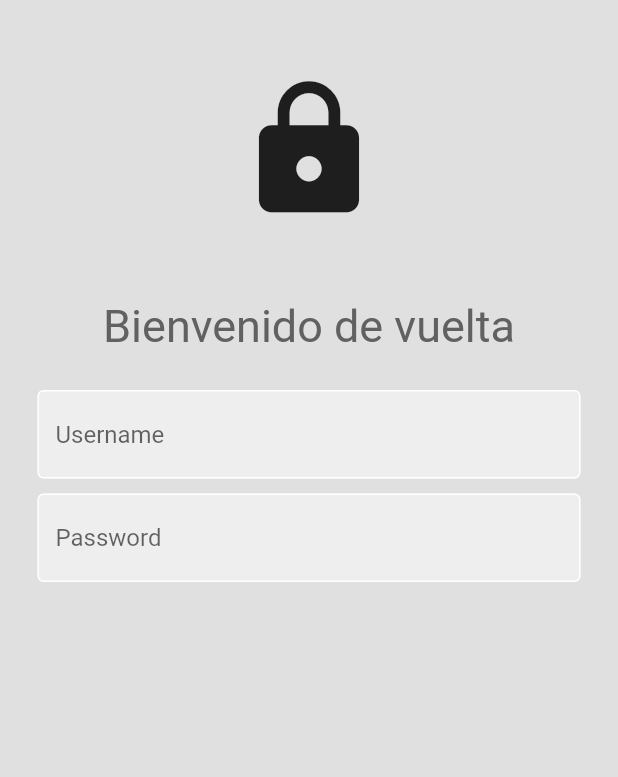
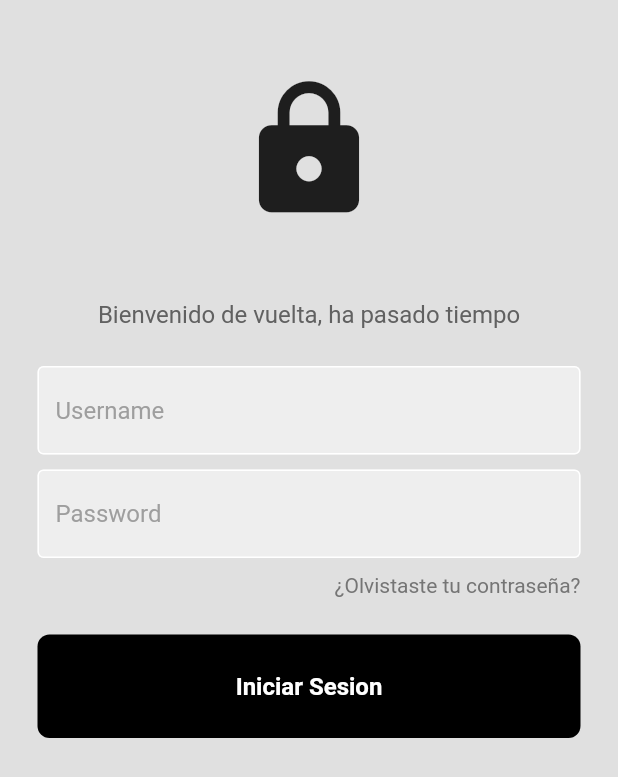
Before and after one commit to emmaprofemx/LoginUI-Flutter, a Flutter app: the screen it shows after launch, on a phone screen of 412 x 824 dp. Shown: the top 777 px of the screen. Run offline on Flutter 3.47's test engine with Material 2 defaults, Android fonts, the phone set to English and light mode, and no system bars.

Commit message:
Olvidar contra , y botton agregado

```diff
--- /dev/null
+++ b/lib/components/my_button.dart
@@ -0,0 +1,30 @@
+import 'package:flutter/cupertino.dart';
+import 'package:flutter/material.dart';
+import 'package:flutter/src/widgets/container.dart';
+import 'package:flutter/src/widgets/framework.dart';
+
+class MyButton extends StatelessWidget {
+  const MyButton({super.key});
+
+  @override
+  Widget build(BuildContext context) {
+    return Container(
+      padding: EdgeInsets.all(25),
+      margin: EdgeInsets.symmetric(horizontal: 25),
+      decoration: BoxDecoration(
+        color: Colors.black ,
+        borderRadius: BorderRadius.circular(8),
+      ),
+      child: Center(
+        child: Text(
+          'Iniciar Sesion',
+          style: TextStyle(
+            color: Colors.white,
+            fontWeight: FontWeight.bold,
+            fontSize: 16,
+          ),
+        ),
+      ),
+    );
+  }
+}
--- a/lib/login_page.dart
+++ b/lib/login_page.dart
@@ -1,6 +1,7 @@
 import 'package:flutter/material.dart';
 import 'package:flutter/src/widgets/container.dart';
 import 'package:flutter/src/widgets/framework.dart';
+import 'package:loginui/components/my_button.dart';
 import 'package:loginui/my_textfield.dart';
 
 class LoginPage extends StatelessWidget {
@@ -22,12 +23,13 @@ final passwordController = TextEditingController();
               Icon(Icons.lock,
               size: 100,
               ),
-              const SizedBox(height: 50),//welcome back
-              Text('Bienvenido de vuelta' ,
+              const SizedBox(height: 50),
+              //welcome back
+              Text('Bienvenido de vuelta, ha pasado tiempo' ,
               style: TextStyle
               (
                 color: Colors.grey[700],
-                fontSize: 30,
+                fontSize: 16,
                 ),
               ) ,
               const SizedBox(height: 25),
@@ -43,6 +45,23 @@ final passwordController = TextEditingController();
                 controller: passwordController,
                 hintText: 'Password',
                 obscureText: true,),
+                //Olvidaste la contraseña?
+                const SizedBox(height: 10),
+                Padding(
+                  padding: const EdgeInsets.symmetric(horizontal: 25.0),
+                  child: Row(
+                    mainAxisAlignment: MainAxisAlignment.end,
+                    children: [
+                      Text(
+                        '¿Olvistaste tu contraseña?' ,
+                        style: TextStyle(color: Colors.grey[600]),
+                      ),
+                    ],
+                  ),
+                ),
+                const SizedBox(height: 25),
+              //Botton de iniciar sesion
+              MyButton(),
             ],
           ),
         ),
--- a/lib/my_textfield.dart
+++ b/lib/my_textfield.dart
@@ -32,6 +32,7 @@ class MyTextField extends StatelessWidget {
           fillColor: Colors.grey.shade200,
           filled: true,
           hintText: hintText,
+          hintStyle: TextStyle(color: Colors.grey[500])
         ),
       ),
     );
```
